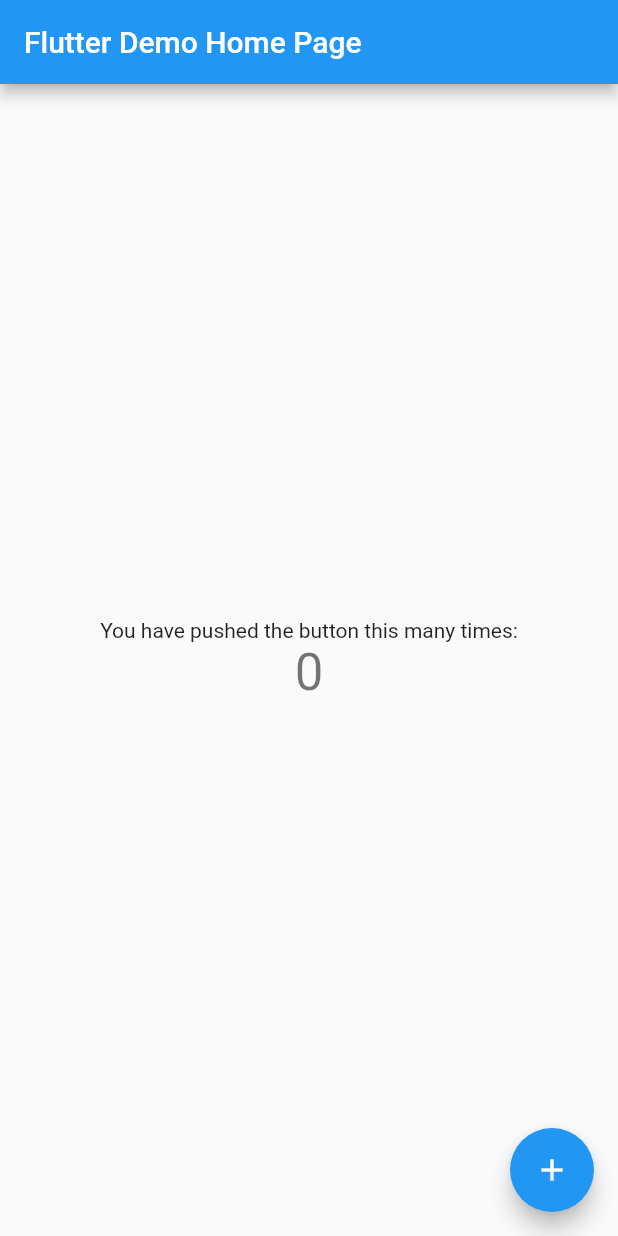
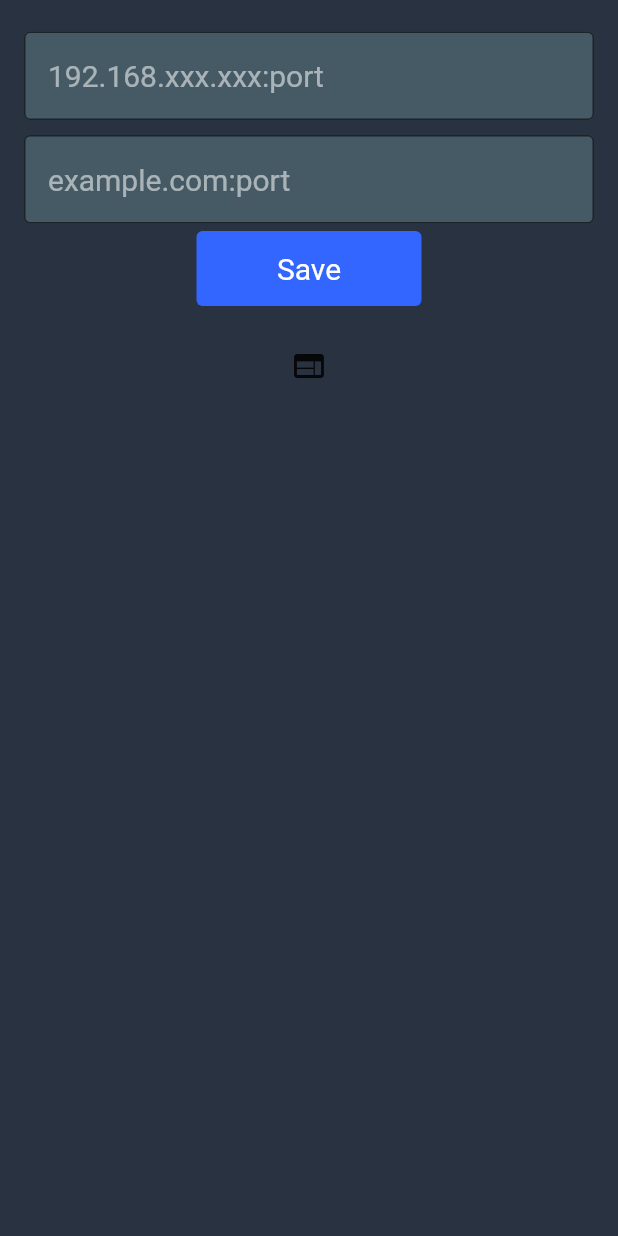
Before and after one commit to raushanraja/FlutterLearn, a Flutter app: the screen it shows after launch, on a phone screen of 412 x 824 dp. Run offline on Flutter 3.47's test engine with Material 2 defaults, Android fonts, the phone set to English and light mode, and no system bars; our stand-ins replace connectivity, socket_io_client; missing offline and left inert: wifi_info_flutter; network calls fail.

Commit message:
Add settings

```diff
--- /dev/null
+++ b/iotalarm/lib/data/models/Setting.dart
@@ -0,0 +1,18 @@
+class Setting {
+  final String _globalUrl, _localUrl;
+
+   Setting(this._globalUrl,this._localUrl);
+
+   Setting.fromJson(Map<String,dynamic> json):
+    _globalUrl = json['globalUrl'],
+    _localUrl = json['localUrl'];
+
+   Map<String,dynamic> toJson(){
+     Map<String, String> map = {
+         'globalUrl':_localUrl,
+         'localUrl': _globalUrl
+       };
+          return map;
+   }
+
+}
--- /dev/null
+++ b/iotalarm/lib/data/services/socket_manager.dart
@@ -0,0 +1,48 @@
+import 'package:flutter/material.dart';
+import 'dart:async';
+import 'package:iotalarm/utils/helpers/stream_socket.dart';
+import 'package:socket_io_client/socket_io_client.dart';
+
+class WSocketManager {
+  static final WSocketManager _instance = WSocketManager._internal();
+  static final StreamSocket _streamSocket = StreamSocket();
+  static String _url;
+  Socket _socket;
+  WSocketManager._internal();
+
+  // Factory Constructor to  Initiate the Class only once
+  factory WSocketManager({@required URL}) {
+    _url = URL;
+    return _instance;
+  }
+
+  Socket get socket => _socket;
+  String get url => _url;
+  StreamSocket get streamSocket => _streamSocket;
+
+  void connect() {
+    print("Connect Called");
+    Socket socket =
+        io(_url, OptionBuilder().setTransports(['websocket'])
+        .disableReconnection()
+        .build());
+    socket.onConnect((_) => print("Socket Connected"));
+    socket.on('message', (data) => streamSocket.addResponse(data));
+    socket.onConnectError((data) => print(data));
+    socket.onDisconnect((_) => print('disconnect'));
+    socket.onError((data) => print(data));
+    _socket = socket;
+  }
+
+
+
+  String disconnect() {
+    if (_socket != null) {
+      if (_socket.connected) {
+        _socket.close();
+        return "Socket disconnected";
+      }
+    }
+    return "Socket not conencted";
+  }
+}
--- a/iotalarm/lib/main.dart
+++ b/iotalarm/lib/main.dart
@@ -1,113 +1,88 @@
 import 'package:flutter/material.dart';
+import 'package:iotalarm/utils/helpers/network_helper.dart';
+import 'package:iotalarm/utils/ui/custom_colors.dart';
+import 'package:iotalarm/widgets/socketSettings.dart';
+import 'data/services/socket_manager.dart';
 
 void main() {
   runApp(MyApp());
 }
 
 class MyApp extends StatelessWidget {
-  // This widget is the root of your application.
   @override
   Widget build(BuildContext context) {
     return MaterialApp(
-      title: 'Flutter Demo',
+      title: 'IOT Alarm App',
       theme: ThemeData(
-        // This is the theme of your application.
-        //
-        // Try running your application with "flutter run". You'll see the
-        // application has a blue toolbar. Then, without quitting the app, try
-        // changing the primarySwatch below to Colors.green and then invoke
-        // "hot reload" (press "r" in the console where you ran "flutter run",
-        // or simply save your changes to "hot reload" in a Flutter IDE).
-        // Notice that the counter didn't reset back to zero; the application
-        // is not restarted.
-        primarySwatch: Colors.blue,
+        primarySwatch: CustomColors.info,
       ),
-      home: MyHomePage(title: 'Flutter Demo Home Page'),
+      home: MyHomePage(title: 'Alarm'),
     );
   }
 }
 
 class MyHomePage extends StatefulWidget {
   MyHomePage({Key key, this.title}) : super(key: key);
-
-  // This widget is the home page of your application. It is stateful, meaning
-  // that it has a State object (defined below) that contains fields that affect
-  // how it looks.
-
-  // This class is the configuration for the state. It holds the values (in this
-  // case the title) provided by the parent (in this case the App widget) and
-  // used by the build method of the State. Fields in a Widget subclass are
-  // always marked "final".
-
   final String title;
-
   @override
   _MyHomePageState createState() => _MyHomePageState();
 }
 
 class _MyHomePageState extends State<MyHomePage> {
-  int _counter = 0;
-
-  void _incrementCounter() {
-    setState(() {
-      // This call to setState tells the Flutter framework that something has
-      // changed in this State, which causes it to rerun the build method below
-      // so that the display can reflect the updated values. If we changed
-      // _counter without calling setState(), then the build method would not be
-      // called again, and so nothing would appear to happen.
-      _counter++;
-    });
-  }
+  final WSocketManager socket =
+      WSocketManager(URL: 'https://4c2e62b6ea21.ngrok.io');
+  final NetworkHelper _networkHelper = NetworkHelper();
 
   @override
   Widget build(BuildContext context) {
-    // This method is rerun every time setState is called, for instance as done
-    // by the _incrementCounter method above.
-    //
-    // The Flutter framework has been optimized to make rerunning build methods
-    // fast, so that you can just rebuild anything that needs updating rather
-    // than having to individually change instances of widgets.
+    setState(() {
+      socket.connect();
+    });
     return Scaffold(
-      appBar: AppBar(
-        // Here we take the value from the MyHomePage object that was created by
-        // the App.build method, and use it to set our appbar title.
-        title: Text(widget.title),
-      ),
-      body: Center(
-        // Center is a layout widget. It takes a single child and positions it
-        // in the middle of the parent.
-        child: Column(
-          // Column is also a layout widget. It takes a list of children and
-          // arranges them vertically. By default, it sizes itself to fit its
-          // children horizontally, and tries to be as tall as its parent.
-          //
-          // Invoke "debug painting" (press "p" in the console, choose the
-          // "Toggle Debug Paint" action from the Flutter Inspector in Android
-          // Studio, or the "Toggle Debug Paint" command in Visual Studio Code)
-          // to see the wireframe for each widget.
-          //
-          // Column has various properties to control how it sizes itself and
-          // how it positions its children. Here we use mainAxisAlignment to
-          // center the children vertically; the main axis here is the vertical
-          // axis because Columns are vertical (the cross axis would be
-          // horizontal).
-          mainAxisAlignment: MainAxisAlignment.center,
-          children: <Widget>[
-            Text(
-              'You have pushed the button this many times:',
-            ),
-            Text(
-              '$_counter',
-              style: Theme.of(context).textTheme.headline4,
-            ),
-          ],
+      backgroundColor: CustomColors.cpone['grey'],
+      body: SafeArea(
+        child: StreamBuilder(
+          stream: socket.streamSocket.getResponse,
+          builder: (BuildContext context, AsyncSnapshot<String> snapshot) {
+            print(snapshot);
+            return Column(
+              children: [
+                Padding(
+                  padding: EdgeInsets.all(16.0),
+                  child: SocketSettings(),
+                ),
+                // Text("${snapshot.data??'No Activity'}"),
+                // SizedBox(
+                //   height: 200,
+                //   width: 200,
+                //   child: TextField(
+                //     onChanged: (text) {
+                //       print("First text field: $text");
+                //     },
+                //   ),
+                // ),
+                IconButton(
+                    icon: Icon(Icons.web),
+                    onPressed: () {
+                      _networkHelper.checkConnection();
+                      _networkHelper.wifi();
+                      // print("Button Pressed ${socket.socket.connected}",);
+                    }),
+                // IconButton(
+                //     icon: Icon(Icons.web),
+                //     onPressed: () {
+                //       print(socket.disconnect());
+                //     }),
+                // IconButton(
+                //     icon: Icon(Icons.web),
+                //     onPressed: () {
+                //       socket.socket.open();
+                //     })
+              ],
+            );
+          },
         ),
       ),
-      floatingActionButton: FloatingActionButton(
-        onPressed: _incrementCounter,
-        tooltip: 'Increment',
-        child: Icon(Icons.add),
-      ), // This trailing comma makes auto-formatting nicer for build methods.
     );
   }
 }
--- /dev/null
+++ b/iotalarm/lib/utils/helpers/network_helper.dart
@@ -0,0 +1,32 @@
+import 'package:connectivity/connectivity.dart';
+import 'package:wifi_info_flutter/wifi_info_flutter.dart';
+
+class NetworkHelper {
+  Future<ConnectivityResult> checkConnection() async {
+    ConnectivityResult connectivityResult =
+        await (Connectivity().checkConnectivity());
+    return connectivityResult;
+  }
+
+  Future<Map> wifi() async {
+    String wifiName;
+    String wifiBssid;
+    String wifiIP;
+    if (await checkConnection() == ConnectivityResult.wifi) {
+      wifiName = await WifiInfo().getWifiName();
+      wifiBssid = await WifiInfo().getWifiBSSID();
+      wifiIP = await WifiInfo().getWifiIP();
+
+      print(wifiName);
+      print(wifiBssid);
+      print(wifiIP);
+
+    }
+    return {
+      'wifiName': wifiName,
+      'wifiIP': wifiIP,
+      'wifiBssid': wifiBssid
+    };
+
+  }
+}
--- /dev/null
+++ b/iotalarm/lib/utils/helpers/stream_socket.dart
@@ -0,0 +1,11 @@
+import 'dart:async';
+class StreamSocket {
+  final _socketResponse = StreamController<String>();
+
+  void addResponse(data) => _socketResponse.add(data);
+  Stream<String> get getResponse => _socketResponse.stream;
+
+  void dispose() {
+    _socketResponse.close();
+  }
+}
--- /dev/null
+++ b/iotalarm/lib/utils/ui/custom_colors.dart
@@ -0,0 +1,173 @@
+import 'package:flutter/material.dart';
+
+class CustomColors {
+  // This class is not meant to be instatiated or extended; this constructor
+  // prevents instantiation and extension.
+  // ignore: unused_element
+  CustomColors._();
+
+  static const MaterialColor primary = MaterialColor(
+    _primaryPrimaryValue,
+    <int, Color>{
+      50: Color(0xFFD6E4FF),
+      100: Color(0xFFD6E4FF),
+      200: Color(0xFFADC8FF),
+      300: Color(0xFF84A9FF),
+      400: Color(0xFF6690FF),
+      500: Color(0xFF3366FF),
+      600: Color(0xFF254EDB),
+      700: Color(0xFF1939B7),
+      800: Color(0xFF102693),
+      900: Color(0xFF091A7A)
+    },
+  );
+
+  static const int _primaryPrimaryValue = 0xFF3366FF;
+
+  static const primaryTransparent = {
+    100: Color.fromRGBO(51, 102, 255, 0.08),
+    200: Color.fromRGBO(51, 102, 255, 0.16),
+    300: Color.fromRGBO(51, 102, 255, 0.24),
+    400: Color.fromRGBO(51, 102, 255, 0.32),
+    500: Color.fromRGBO(51, 102, 255, 0.4),
+    600: Color.fromRGBO(51, 102, 255, 0.48)
+  };
+
+  static const MaterialColor success = MaterialColor(
+    _successPrimaryValue,
+    <int, Color>{
+      50: Color(0xFFEEFDD2),
+      100: Color(0xFFEEFDD2),
+      200: Color(0xFFD9FBA7),
+      300: Color(0xFFBBF379),
+      400: Color(0xFF9DE756),
+      500: Color(0xFF72D824),
+      600: Color(0xFF56B91A),
+      700: Color(0xFF3E9B12),
+      800: Color(0xFF297D0B),
+      900: Color(0xFF1B6706),
+    },
+  );
+  static const int _successPrimaryValue = 0xFF72D824;
+
+  static const successTransparent = {
+    100: Color.fromRGBO(114, 216, 36, 0.08),
+    200: Color.fromRGBO(114, 216, 36, 0.16),
+    300: Color.fromRGBO(114, 216, 36, 0.24),
+    400: Color.fromRGBO(114, 216, 36, 0.32),
+    500: Color.fromRGBO(114, 216, 36, 0.4),
+    600: Color.fromRGBO(114, 216, 36, 0.48)
+  };
+
+  static const MaterialColor info = MaterialColor(
+    _infoPrimaryValue,
+    <int, Color>{
+      50: Color(0xFFD9F1FE),
+      100: Color(0xFFD9F1FE),
+      200: Color(0xFFB4E0FE),
+      300: Color(0xFF8ECBFE),
+      400: Color(0xFF72B7FD),
+      500: Color(0xFF4497FC),
+      600: Color(0xFF3175D8),
+      700: Color(0xFF2257B5),
+      800: Color(0xFF153C92),
+      900: Color(0xFF0D2A78),
+    },
+  );
+  static const int _infoPrimaryValue = 0xFF4497FC;
+
+  static const infoTransparent = {
+    100: Color.fromRGBO(68, 151, 252, 0.08),
+    200: Color.fromRGBO(68, 151, 252, 0.16),
+    300: Color.fromRGBO(68, 151, 252, 0.24),
+    400: Color.fromRGBO(68, 151, 252, 0.32),
+    500: Color.fromRGBO(68, 151, 252, 0.4),
+    600: Color.fromRGBO(68, 151, 252, 0.48)
+  };
+
+  static const MaterialColor warning = MaterialColor(
+    _warningPrimaryValue,
+    <int, Color>{
+      50: Color(0xFFFFF7CC),
+      100: Color(0xFFFFF7CC),
+      200: Color(0xFFFFEC99),
+      300: Color(0xFFFFDE67),
+      400: Color(0xFFFFD141),
+      500: Color(0xFFFFBB02),
+      600: Color(0xFFDB9A01),
+      700: Color(0xFFB77C01),
+      800: Color(0xFF936000),
+      900: Color(0xFF7A4C00),
+    },
+  );
+  static const int _warningPrimaryValue = 0xFFFFBB02;
+
+  static const warningTransparent = {
+    100: Color.fromRGBO(255, 187, 2, 0.08),
+    200: Color.fromRGBO(255, 187, 2, 0.16),
+    300: Color.fromRGBO(255, 187, 2, 0.24),
+    400: Color.fromRGBO(255, 187, 2, 0.32),
+    500: Color.fromRGBO(255, 187, 2, 0.4),
+    600: Color.fromRGBO(255, 187, 2, 0.48)
+  };
+
+  static const MaterialColor danger = MaterialColor(
+    _dangerPrimaryValue,
+    <int, Color>{
+      50: Color(0xFFFFE9D2),
+      100: Color(0xFFFFE9D2),
+      200: Color(0xFFFFCCA6),
+      300: Color(0xFFFFAA79),
+      400: Color(0xFFFF8858),
+      500: Color(0xFFFF5121),
+      600: Color(0xFFDB3418),
+      700: Color(0xFFB71C10),
+      800: Color(0xFF930A0A),
+      900: Color(0xFF7A060F),
+    },
+  );
+  static const int _dangerPrimaryValue = 0xFFFF5121;
+
+  static const dangerTransparent = {
+    100: Color.fromRGBO(255, 81, 33, 0.08),
+    200: Color.fromRGBO(255, 81, 33, 0.16),
+    300: Color.fromRGBO(255, 81, 33, 0.24),
+    400: Color.fromRGBO(255, 81, 33, 0.32),
+    500: Color.fromRGBO(255, 81, 33, 0.4),
+    600: Color.fromRGBO(255, 81, 33, 0.48)
+  };
+
+
+  static const cpone = {
+    'blue1': Color(0xFF3d5a80),
+    'blue2': Color(0xFF98c1d9),
+    'cyan':  Color(0xFFe0fbfc),
+    'orange':Color(0xFFee6c4d),
+    'grey':  Color(0xFF293241)
+  };
+
+  static const cptwo = {
+    'orangePeel'   :Color(0xFFff9f1c),
+    'mellowApricot':Color(0xFFffbf69),
+    'white'        :Color(0xFFffffff),
+    'lightCyan'    :Color(0xFFcbf3f0),
+    'tiffanyBlue'  :Color(0xFF2ec4b6),
+  };
+
+  static const WhiteBackgrounds = [
+    Color(0xFFFFFFFF),
+    Color(0xFFEFEFEF),
+    Color(0xFFEEEDED),
+    Color(0xFFE8F1F8),
+    Color(0xFFF5FAFA),
+    Color(0xFFF0F4FF),
+    Color(0xFFE0E4EE),
+    Color(0xFFEEECF6),
+    Color(0xFFF3F3FD),
+    Color(0xFFD6D6F6),
+  ];
+  static const BlackBackgrounds = [
+    Color(0xff242c40),
+    Color(0xff2d2d2d),
+  ];
+}
--- /dev/null
+++ b/iotalarm/lib/widgets/socketSettings.dart
@@ -0,0 +1,87 @@
+import 'package:flutter/material.dart';
+import 'package:iotalarm/utils/ui/custom_colors.dart';
+
+class SocketSettings extends StatefulWidget {
+  @override
+  _SocketSettingsState createState() => _SocketSettingsState();
+}
+
+class _SocketSettingsState extends State<SocketSettings> {
+  final _socketFormKey = GlobalKey<FormState>();
+  String _localUrl, _globalUrl;
+  String emptyValidator(value) {
+    if (value == null || value.isEmpty) return 'Please enter required info';
+    return null;
+  }
+
+  TextStyle textStyle = TextStyle(
+    color: CustomColors.cpone['cyan'],
+    fontSize: 20,
+  );
+
+  InputDecoration socketInputDecoration(String hintText) {
+    return InputDecoration(
+      contentPadding: EdgeInsets.fromLTRB(16, 20, 16, 16),
+      fillColor: Colors.blueGrey[700],
+      filled: true,
+      border: OutlineInputBorder(),
+      hintText: hintText,
+      hintStyle: textStyle.copyWith(color: Colors.white54),
+    );
+  }
+
+  @override
+  Widget build(BuildContext context) {
+    return Form(
+        key: _socketFormKey,
+        child: Column(
+          crossAxisAlignment: CrossAxisAlignment.center,
+          mainAxisAlignment: MainAxisAlignment.center,
+          children: [
+            socketTextFormField(
+                hintText: '192.168.xxx.xxx:port', type: 'local'),
+            socketTextFormField(hintText: 'example.com:port', type: 'global'),
+            socketFormSaveButton()
+          ],
+        ));
+  }
+
+  TextButton socketFormSaveButton() {
+    return TextButton(
+              child: Text("Save"),
+              style: TextButton.styleFrom(
+                minimumSize: Size(150,50),
+                primary: Colors.white,
+                backgroundColor: CustomColors.primary[500],
+                textStyle: TextStyle(
+                  color: Colors.white,
+                  fontSize: 20
+                )
+              ),
+              onPressed: () {
+                print('onPressed called');
+                _socketFormKey.currentState.validate();
+                _socketFormKey.currentState.save();
+                print("$_localUrl $_globalUrl");
+              },
+              );
+  }
+
+  Container socketTextFormField({hintText, type}) {
+    return Container(
+      margin: EdgeInsets.fromLTRB(0, 5, 0, 5),
+      child: TextFormField(
+        decoration: socketInputDecoration(hintText),
+        style: textStyle,
+        validator: emptyValidator,
+        onSaved: (value) {
+          if (type == 'global') {
+            _globalUrl = value;
+          } else if (type == 'local') {
+            _localUrl = value;
+          }
+        },
+      ),
+    );
+  }
+}
--- a/iotalarm/pubspec.yaml
+++ b/iotalarm/pubspec.yaml
@@ -23,7 +23,11 @@ environment:
 dependencies:
   flutter:
     sdk: flutter
-
+  socket_io_client: ^0.9.12
+  provider: ^5.0.0
+  connectivity: ^3.0.3
+  wifi_info_flutter: ^2.0.0
+  shared_preferences: ^2.0.5
 
   # The following adds the Cupertino Icons font to your application.
   # Use with the CupertinoIcons class for iOS style icons.
```
Also changed, not shown: iotalarm/lib/data/bloc/SettingNotifier.dart (added), iotalarm/lib/data/repositories/SettingSharedPref.dart (added), iotalarm/pubspec.lock, 1 other file.
